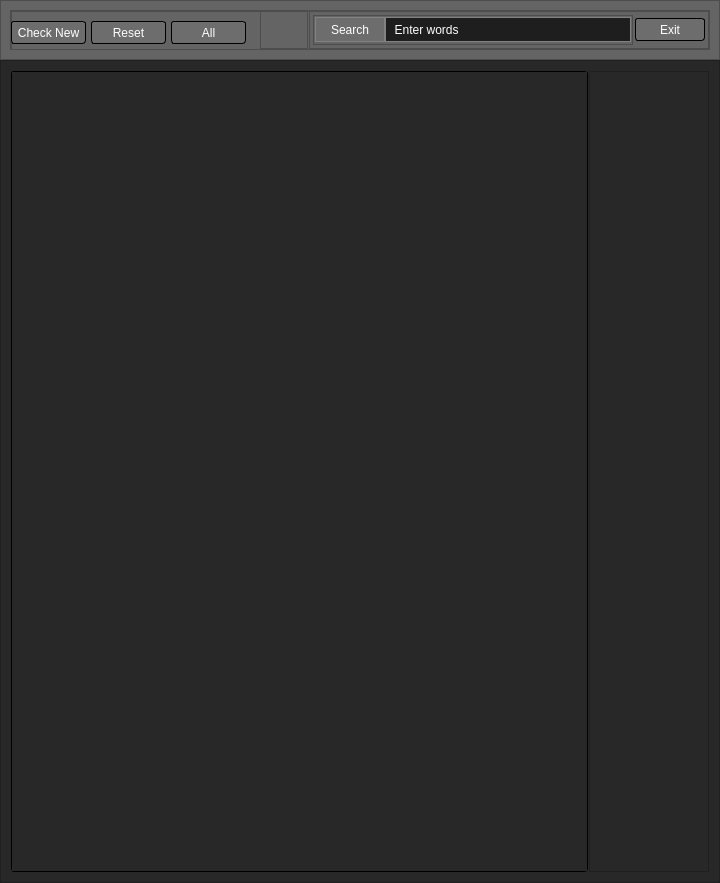
AndreSci/TRADER_pars, file graphic_main.ui: the form before one commit.
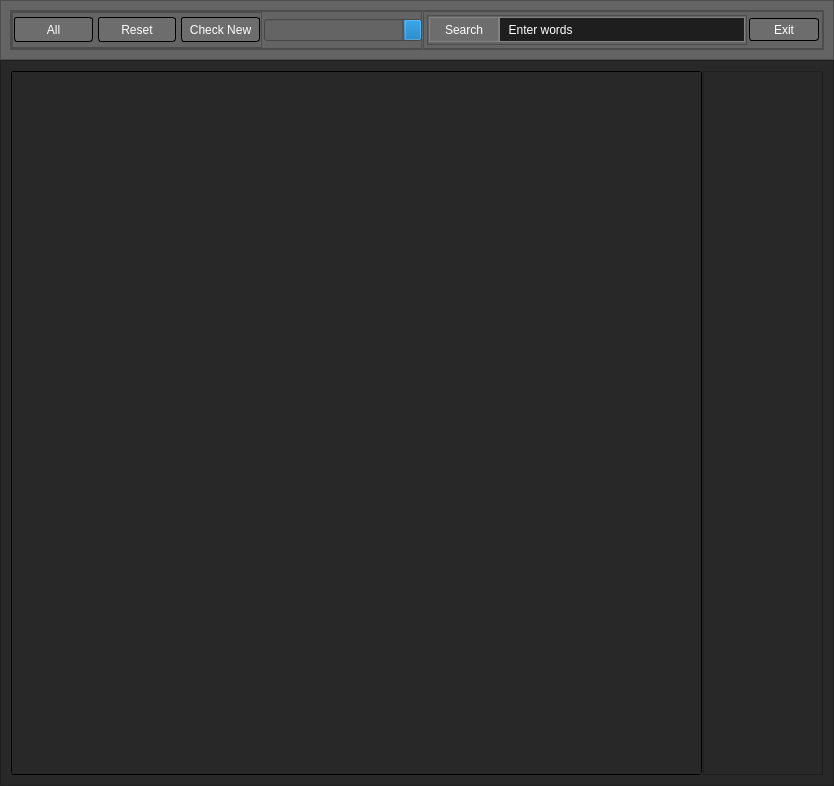
The form after the commit.

The edit to the form file:
```diff
--- a/graphic_main.ui
+++ b/graphic_main.ui
@@ -6,8 +6,8 @@
    <rect>
     <x>0</x>
     <y>0</y>
-    <width>720</width>
-    <height>883</height>
+    <width>834</width>
+    <height>786</height>
    </rect>
   </property>
   <property name="minimumSize">
@@ -268,38 +268,99 @@
            <property name="frameShadow">
             <enum>QFrame::Raised</enum>
            </property>
-           <widget class="QFrame" name="frame">
-            <property name="geometry">
-             <rect>
-              <x>0</x>
-              <y>0</y>
-              <width>250</width>
-              <height>40</height>
-             </rect>
+           <layout class="QHBoxLayout" name="horizontalLayout_7">
+            <property name="spacing">
+             <number>2</number>
             </property>
-            <property name="minimumSize">
-             <size>
-              <width>250</width>
-              <height>0</height>
-             </size>
+            <property name="leftMargin">
+             <number>0</number>
             </property>
-            <property name="frameShape">
-             <enum>QFrame::StyledPanel</enum>
+            <property name="topMargin">
+             <number>0</number>
             </property>
-            <property name="frameShadow">
-             <enum>QFrame::Raised</enum>
+            <property name="rightMargin">
+             <number>0</number>
             </property>
-            <widget class="QPushButton" name="Button_Reset">
-             <property name="geometry">
-              <rect>
-               <x>80</x>
-               <y>10</y>
-               <width>75</width>
-               <height>23</height>
-              </rect>
-             </property>
-             <property name="styleSheet">
-              <string notr="true">QPushButton {
+            <property name="bottomMargin">
+             <number>0</number>
+            </property>
+            <item>
+             <widget class="QProgressBar" name="progressBar">
+              <property name="minimumSize">
+               <size>
+                <width>10</width>
+                <height>0</height>
+               </size>
+              </property>
+              <property name="maximumSize">
+               <size>
+                <width>16777215</width>
+                <height>16777215</height>
+               </size>
+              </property>
+              <property name="value">
+               <number>10</number>
+              </property>
+              <property name="alignment">
+               <set>Qt::AlignLeading|Qt::AlignLeft|Qt::AlignVCenter</set>
+              </property>
+              <property name="textVisible">
+               <bool>false</bool>
+              </property>
+              <property name="orientation">
+               <enum>Qt::Horizontal</enum>
+              </property>
+              <property name="textDirection">
+               <enum>QProgressBar::TopToBottom</enum>
+              </property>
+             </widget>
+            </item>
+            <item>
+             <widget class="QFrame" name="frame">
+              <property name="minimumSize">
+               <size>
+                <width>250</width>
+                <height>0</height>
+               </size>
+              </property>
+              <property name="maximumSize">
+               <size>
+                <width>250</width>
+                <height>16777215</height>
+               </size>
+              </property>
+              <property name="frameShape">
+               <enum>QFrame::StyledPanel</enum>
+              </property>
+              <property name="frameShadow">
+               <enum>QFrame::Raised</enum>
+              </property>
+              <layout class="QHBoxLayout" name="horizontalLayout_8">
+               <property name="spacing">
+                <number>5</number>
+               </property>
+               <property name="leftMargin">
+                <number>1</number>
+               </property>
+               <property name="topMargin">
+                <number>1</number>
+               </property>
+               <property name="rightMargin">
+                <number>1</number>
+               </property>
+               <property name="bottomMargin">
+                <number>1</number>
+               </property>
+               <item>
+                <widget class="QPushButton" name="Button_New">
+                 <property name="minimumSize">
+                  <size>
+                   <width>0</width>
+                   <height>25</height>
+                  </size>
+                 </property>
+                 <property name="styleSheet">
+                  <string notr="true">QPushButton {
 	border: 1px solid;
 	background-color: rgb(109, 109, 109);
 	border-radius: 3px;
@@ -312,22 +373,22 @@
 QPushButton:pressed {	
 	background-color: rgb(85, 170, 255);
 }</string>
-             </property>
-             <property name="text">
-              <string>Reset</string>
-             </property>
-            </widget>
-            <widget class="QPushButton" name="Button_New">
-             <property name="geometry">
-              <rect>
-               <x>0</x>
-               <y>10</y>
-               <width>75</width>
-               <height>23</height>
-              </rect>
-             </property>
-             <property name="styleSheet">
-              <string notr="true">QPushButton {
+                 </property>
+                 <property name="text">
+                  <string>Check New</string>
+                 </property>
+                </widget>
+               </item>
+               <item>
+                <widget class="QPushButton" name="Button_Reset">
+                 <property name="minimumSize">
+                  <size>
+                   <width>0</width>
+                   <height>25</height>
+                  </size>
+                 </property>
+                 <property name="styleSheet">
+                  <string notr="true">QPushButton {
 	border: 1px solid;
 	background-color: rgb(109, 109, 109);
 	border-radius: 3px;
@@ -340,22 +401,22 @@
 QPushButton:pressed {	
 	background-color: rgb(85, 170, 255);
 }</string>
-             </property>
-             <property name="text">
-              <string>Check New</string>
-             </property>
-            </widget>
-            <widget class="QPushButton" name="Button_All">
-             <property name="geometry">
-              <rect>
-               <x>160</x>
-               <y>10</y>
-               <width>75</width>
-               <height>23</height>
-              </rect>
-             </property>
-             <property name="styleSheet">
-              <string notr="true">QPushButton {
+                 </property>
+                 <property name="text">
+                  <string>Reset</string>
+                 </property>
+                </widget>
+               </item>
+               <item>
+                <widget class="QPushButton" name="Button_All">
+                 <property name="minimumSize">
+                  <size>
+                   <width>0</width>
+                   <height>25</height>
+                  </size>
+                 </property>
+                 <property name="styleSheet">
+                  <string notr="true">QPushButton {
 	border: 1px solid;
 	background-color: rgb(109, 109, 109);
 	border-radius: 3px;
@@ -368,12 +429,16 @@
 QPushButton:pressed {	
 	background-color: rgb(85, 170, 255);
 }</string>
-             </property>
-             <property name="text">
-              <string>All</string>
-             </property>
-            </widget>
-           </widget>
+                 </property>
+                 <property name="text">
+                  <string>All</string>
+                 </property>
+                </widget>
+               </item>
+              </layout>
+             </widget>
+            </item>
+           </layout>
           </widget>
          </item>
         </layout>
@@ -439,8 +504,8 @@
               <rect>
                <x>0</x>
                <y>0</y>
-               <width>575</width>
-               <height>799</height>
+               <width>689</width>
+               <height>702</height>
               </rect>
              </property>
             </widget>
```
